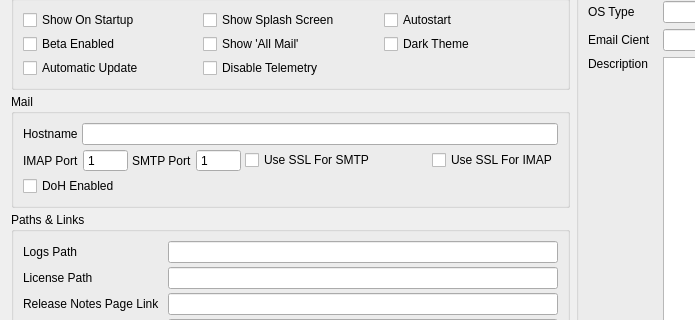
Old version of the form internal/frontend/bridge-gui/bridge-gui-tester/Tabs/SettingsTab.ui in the repository ProtonMail/proton-bridge; both pictures show x 0 to 695 and y 125 to 445 of the 1146 by 716 pixel window.
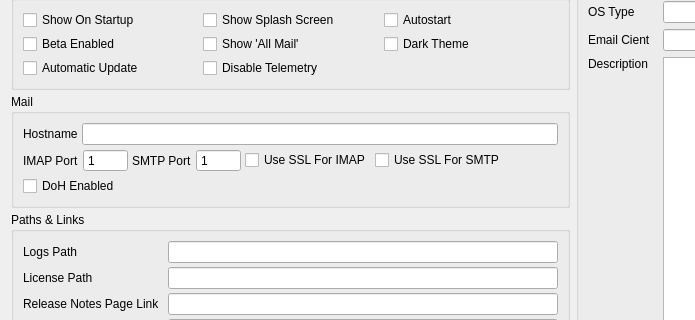
New version of the form.

Commit message: chore: fix for SMTP connection mode toggle in bridge-gui-tester.

Diff of the .ui file:
```diff
--- a/internal/frontend/bridge-gui/bridge-gui-tester/Tabs/SettingsTab.ui
+++ b/internal/frontend/bridge-gui/bridge-gui-tester/Tabs/SettingsTab.ui
@@ -217,7 +217,7 @@
            </layout>
           </item>
           <item>
-           <layout class="QHBoxLayout" name="horizontalLayout_7" stretch="0,0,0,0,1,0">
+           <layout class="QHBoxLayout" name="horizontalLayout_7" stretch="0,0,0,0,0,1">
             <item>
              <widget class="QLabel" name="labelMAP">
               <property name="text">
@@ -258,13 +258,6 @@
               </property>
              </widget>
             </item>
-            <item>
-             <widget class="QCheckBox" name="checkUseSSLForSMTP">
-              <property name="text">
-               <string>Use SSL For SMTP</string>
-              </property>
-             </widget>
-            </item>
             <item>
              <widget class="QCheckBox" name="checkUseSSLForIMAP">
               <property name="text">
@@ -272,6 +265,13 @@
               </property>
              </widget>
             </item>
+            <item>
+             <widget class="QCheckBox" name="checkUseSSLForSMTP">
+              <property name="text">
+               <string>Use SSL For SMTP</string>
+              </property>
+             </widget>
+            </item>
            </layout>
           </item>
           <item>
```
The commit also changes 1 other file.
